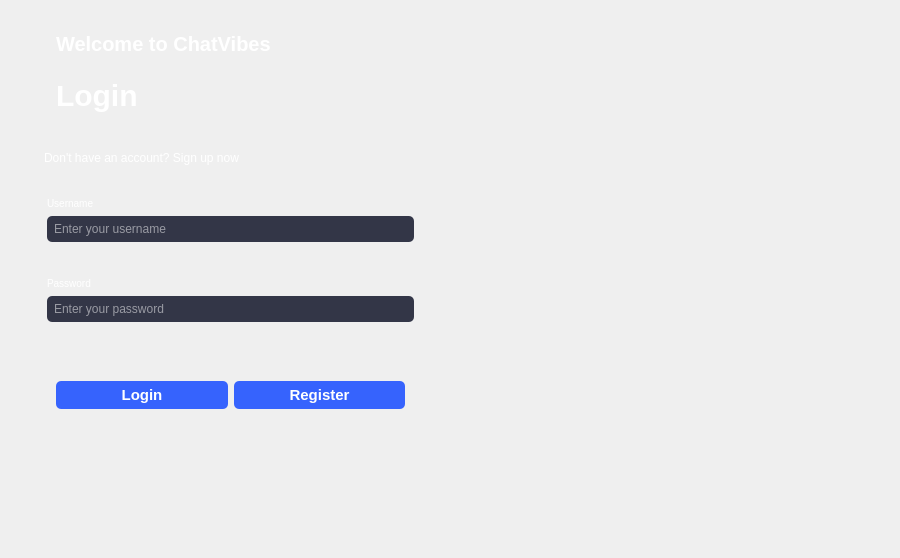
Old version of the form loginform.ui in the repository MarkoSami/ChatVibes.
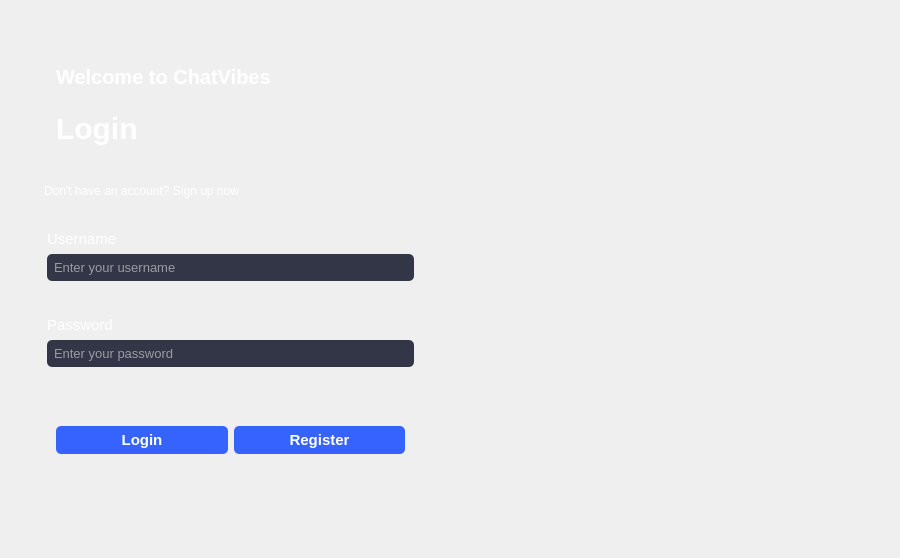
New version of the form. Icons and pictures are not drawn.

Patch:
```diff
--- a/loginform.ui
+++ b/loginform.ui
@@ -13,7 +13,7 @@
   <property name="minimumSize">
    <size>
     <width>900</width>
-    <height>500</height>
+    <height>558</height>
    </size>
   </property>
   <property name="maximumSize">
@@ -41,7 +41,7 @@
       <number>12</number>
      </property>
      <property name="topMargin">
-      <number>0</number>
+      <number>33</number>
      </property>
      <property name="rightMargin">
       <number>0</number>
@@ -184,7 +184,7 @@
              <property name="styleSheet">
               <string notr="true">#label_7 {
 color:white;
-font-size: 10px;
+font-size: 15px;
 
 }</string>
              </property>
@@ -196,9 +196,8 @@
            <item>
             <widget class="QLineEdit" name="userNameLE">
              <property name="styleSheet">
-              <string notr="true">
-color:white;
-font-size: 12px;
+              <string notr="true">color:white;
+font-size: 13px;
 border-radius: 5px;
 	
 	background-color: rgb(51, 54, 71);
@@ -250,7 +249,7 @@
              <property name="styleSheet">
               <string notr="true">#label_20 {
 color:white;
-font-size: 10px;
+font-size: 15px;
 
 }</string>
              </property>
@@ -264,7 +263,7 @@
              <property name="styleSheet">
               <string notr="true">
 color:white;
-font-size: 12px;
+font-size: 13px;
 border-radius: 5px;
 	
 	background-color: rgb(51, 54, 71);
@@ -337,6 +336,12 @@
         </item>
         <item>
          <widget class="QLabel" name="loggedInSuccessfully">
+          <property name="sizePolicy">
+           <sizepolicy hsizetype="Preferred" vsizetype="Fixed">
+            <horstretch>0</horstretch>
+            <verstretch>0</verstretch>
+           </sizepolicy>
+          </property>
           <property name="styleSheet">
            <string notr="true">color : green ;</string>
           </property>
```
Left out of the diff: 2 changed lines with no effect on the pictures.
